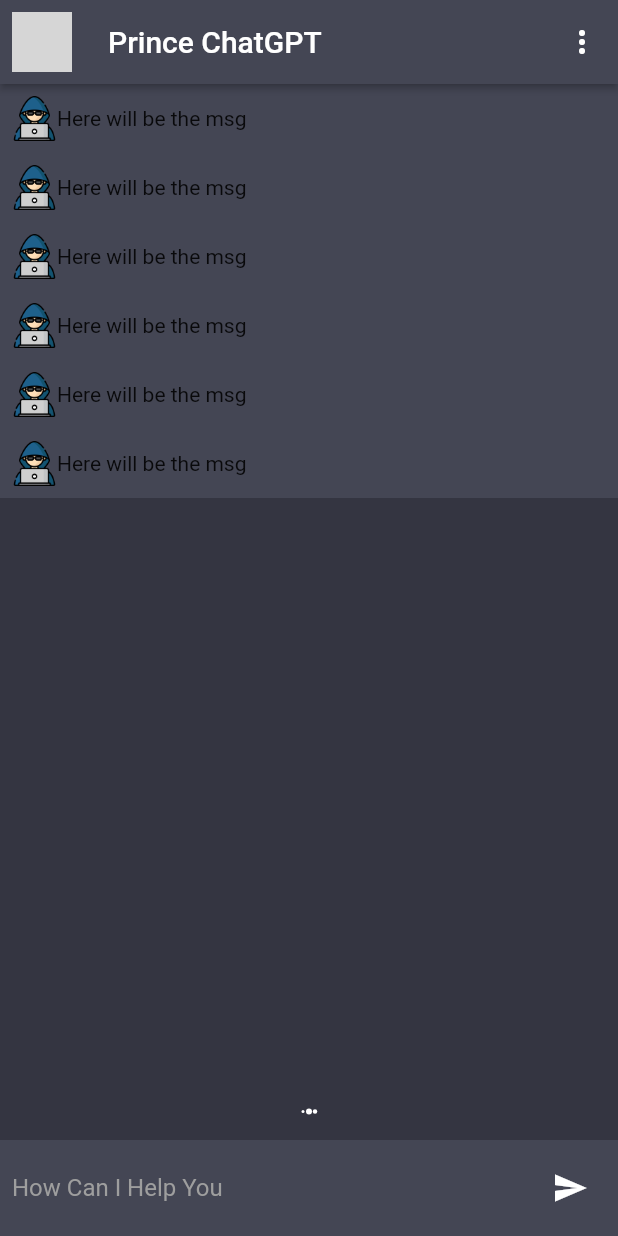
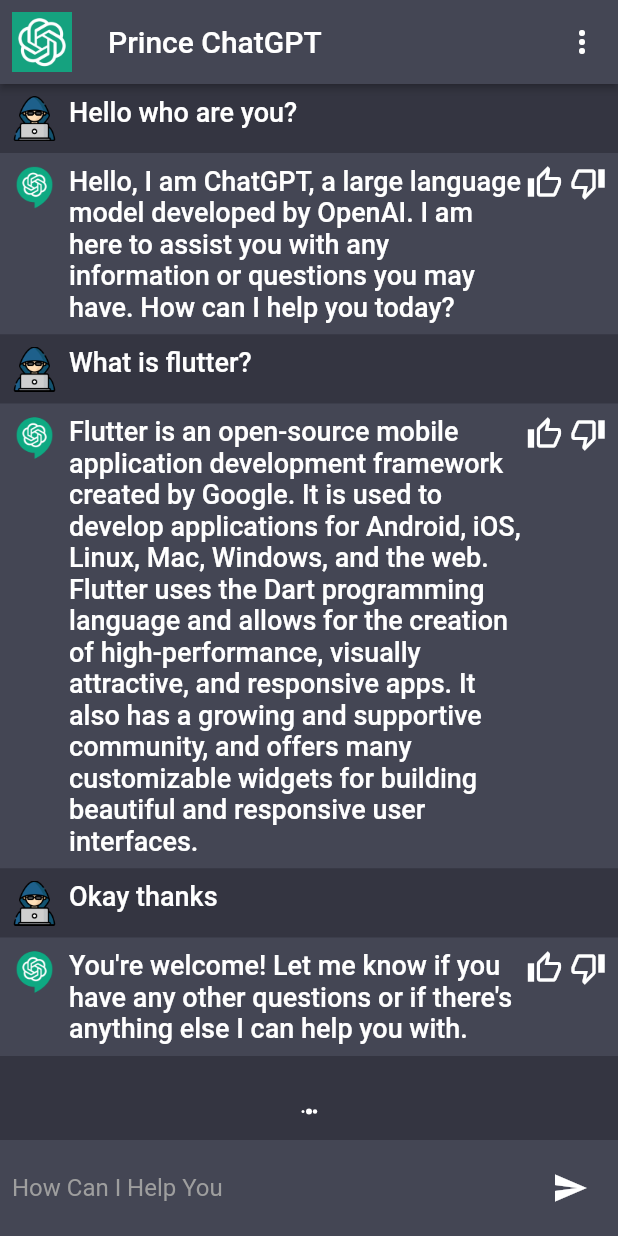
Before and after one commit to PrinceJohn01/Chat_GTP, a Flutter app: the screen it shows after launch, on a phone screen of 412 x 824 dp. Run offline on Flutter 3.47's test engine with Material 2 defaults, Android fonts, the phone set to English and light mode, and no system bars; our stand-ins replace flutter_spinkit; grey boxes are pictures that could not be loaded.

Commit message:
my ChatGTP

```diff
--- /dev/null
+++ b/lib/constants/api_consts.dart
@@ -0,0 +1,2 @@
+String BASE_URL = "https://api.openai.com/v1";
+String API_KEY = "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";
--- a/lib/constants/constant.dart
+++ b/lib/constants/constant.dart
@@ -1,4 +1,57 @@
+import 'package:chat_gtp/widgets/text_widget.dart';
 import 'package:flutter/material.dart';
 
 Color scaffoldBackgroundColor = const Color(0xFF343541);
 Color cardColor = const Color(0xFF444654);
+
+List<String> models =[
+  'Model1',
+  'Model2',
+  'Model3',
+  'Model4',
+  'Model5',
+  'Model6',
+];
+
+ List<DropdownMenuItem<String>>? get getModelsItem{
+   List<DropdownMenuItem<String>>? modelsItems =
+    List<DropdownMenuItem<String>>.generate(
+        models.length,
+           (index) => DropdownMenuItem(
+             value: models[index],
+               child: TextWidget(
+                 label: models[index],
+                 fontSize: 15,
+               )));
+  return modelsItems;
+}
+
+final chatMessages = [
+  {
+     "msg": "Hello who are you?",
+     "chatIndex": 0,
+   },
+   {
+     "msg":
+         "Hello, I am ChatGPT, a large language model developed by OpenAI. I am here to assist you with any information or questions you may have. How can I help you today?",
+     "chatIndex": 1,
+   },
+   {
+     "msg": "What is flutter?",
+     "chatIndex": 0,
+  },
+  {
+     "msg":
+         "Flutter is an open-source mobile application development framework created by Google. It is used to develop applications for Android, iOS, Linux, Mac, Windows, and the web. Flutter uses the Dart programming language and allows for the creation of high-performance, visually attractive, and responsive apps. It also has a growing and supportive community, and offers many customizable widgets for building beautiful and responsive user interfaces.",
+     "chatIndex": 1,
+   },
+   {
+     "msg": "Okay thanks",
+     "chatIndex": 0,
+   },
+   {
+     "msg":
+         "You're welcome! Let me know if you have any other questions or if there's anything else I can help you with.",
+     "chatIndex": 1,
+   },
+];
--- /dev/null
+++ b/lib/models/models_model.dart
@@ -0,0 +1,6 @@
+class ModelsModel{
+  final String id;
+  final int created;
+  final String root;
+ModelsModel({required this.id,required this.created,required this.root});
+}
--- a/lib/screens/chat_screen.dart
+++ b/lib/screens/chat_screen.dart
@@ -1,6 +1,11 @@
+import 'dart:developer';
+
 import 'package:chat_gtp/constants/constant.dart';
+import 'package:chat_gtp/services/api_service.dart';
 import 'package:chat_gtp/services/assets_manager.dart';
+import 'package:chat_gtp/services/services.dart';
 import 'package:chat_gtp/widgets/chat_widget.dart';
+import 'package:chat_gtp/widgets/text_widget.dart';
 import 'package:flutter/cupertino.dart';
 import 'package:flutter_spinkit/flutter_spinkit.dart';
 import 'package:flutter/material.dart';
@@ -37,7 +42,9 @@ class _ChatScreenState extends State<ChatScreen> {
       ),
       title: const Text('Prince ChatGPT'),actions: [
         IconButton(
-            onPressed: (){},
+            onPressed: () async {
+              await Services.showModalSheet(context: context);
+            },
             icon: const Icon(Icons.more_vert_rounded, color: Colors.white,))],
       ),
       body:SafeArea(child: Column(children: [
@@ -45,7 +52,11 @@ class _ChatScreenState extends State<ChatScreen> {
           child: ListView.builder(
               itemCount: 6,
               itemBuilder: (context, index){
-            return const ChatWidget();
+            return  ChatWidget(
+              msg: chatMessages[index]["msg"].toString(),
+              chatIndex: int.parse(
+                  chatMessages[index]["chatIndex"].toString()),
+            );
           }),
         ),
         if(_isTyping) ... [
@@ -71,7 +82,13 @@ class _ChatScreenState extends State<ChatScreen> {
                       ),
                     ),
                     IconButton(
-                        onPressed: (){},
+                        onPressed: () async{
+                        try{
+                          await ApiService.getModels();
+                        }catch(error){
+                          print("error $error");
+                        }
+                         },
                         icon: const Icon(Icons.send, color: Colors.white,))
                    ],
                   ),
--- a/lib/services/assets_manager.dart
+++ b/lib/services/assets_manager.dart
@@ -2,5 +2,5 @@ class AssetsManager{
   static String imagePath = "assets/images";
   static String userImage = "$imagePath/person.png";
   static String botImage = "$imagePath/chat_logo.png";
-  static String openaiLogo = "$imagePath/openai_logo.png";
+  static String openaiLogo = "$imagePath/openai_logo.jpg";
 }
--- a/lib/widgets/chat_widget.dart
+++ b/lib/widgets/chat_widget.dart
@@ -1,25 +1,54 @@
 import 'package:chat_gtp/constants/constant.dart';
 import 'package:chat_gtp/services/assets_manager.dart';
+import 'package:chat_gtp/widgets/text_widget.dart';
 import 'package:flutter/material.dart';
 
 class ChatWidget extends StatelessWidget {
-  const ChatWidget({super.key});
+  const ChatWidget({super.key, required this.msg, required this.chatIndex});
+
+  final String msg;
+  final int chatIndex;
 
   @override
   Widget build(BuildContext context) {
     return  Column(children: [
       Material(
-        color: cardColor,
+        color: chatIndex == 0? scaffoldBackgroundColor: cardColor,
         child: Padding(
           padding: const EdgeInsets.all(8.0),
           child: Row(
+            crossAxisAlignment: CrossAxisAlignment.start,
             children: [
               Image.asset(
-                  AssetsManager.userImage,
+                chatIndex == 0
+                    ?AssetsManager.userImage
+                    :AssetsManager.botImage,
                   height: 30,
                   width: 30,
               ),
-              const Text('Here will be the msg'),
+              const SizedBox(
+                width: 8,
+              ),
+                Expanded(
+                  child: TextWidget(
+                    label: msg,
+                  ),
+                ),
+              chatIndex == 0? const SizedBox.shrink():
+              const Row(
+                mainAxisAlignment: MainAxisAlignment.end,
+                mainAxisSize: MainAxisSize.min,
+                children: [
+                  Icon(Icons.thumb_up_alt_outlined,
+                  color: Colors.white,
+                  ),
+                  SizedBox(
+                    width: 5,
+                  ),
+                  Icon(Icons.thumb_down_alt_outlined,
+                    color: Colors.white,)
+                ],
+              )
             ],
           ),
         ),
--- /dev/null
+++ b/lib/widgets/text_widget.dart
@@ -0,0 +1,28 @@
+import 'package:flutter/material.dart';
+
+class TextWidget extends StatelessWidget {
+  const TextWidget(
+      {Key? key,
+      required this.label,
+      this.fontSize = 18,
+      this.color,
+      this.fontWeight})
+      : super(key: key);
+
+  final String label;
+  final double fontSize;
+  final Color? color;
+  final FontWeight? fontWeight;
+  @override
+  Widget build(BuildContext context) {
+    return Text(
+      label,
+      // textAlign: TextAlign.justify,
+      style: TextStyle(
+        color: color ?? Colors.white,
+        fontSize: fontSize,
+        fontWeight: fontWeight ?? FontWeight.w500,
+      ),
+    );
+  }
+}
```
Also changed, not shown: lib/services/api_service.dart (added, +24 -0 lines), lib/services/services.dart (added, +36 -0 lines), lib/widgets/drop_down.dart (added, +28 -0 lines), 2 other files.
